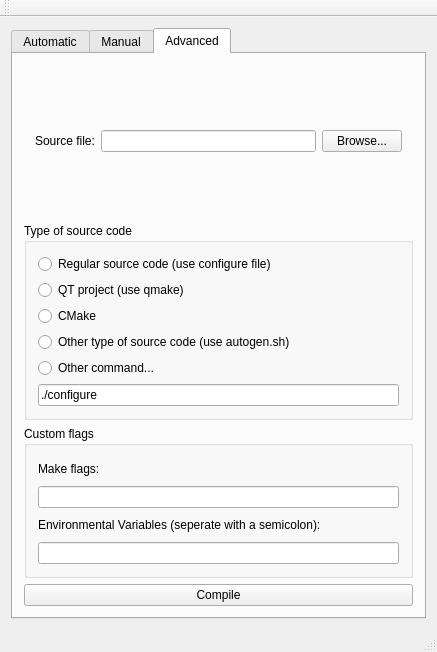
The window that mainwindow.ui (Odd0002/SourceInstaller) describes before a commit, drawn with Qt 5.
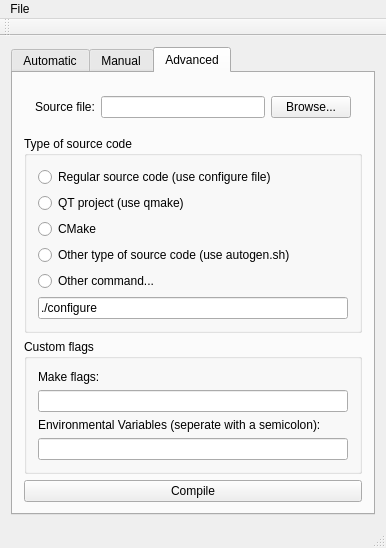
The same window after the commit. The open tabs and pages were chosen to show the change.

```diff
--- a/mainwindow.ui
+++ b/mainwindow.ui
@@ -6,8 +6,8 @@
    <rect>
     <x>0</x>
     <y>0</y>
-    <width>437</width>
-    <height>652</height>
+    <width>386</width>
+    <height>541</height>
    </rect>
   </property>
   <property name="windowTitle">
@@ -318,10 +318,17 @@
     <rect>
      <x>0</x>
      <y>0</y>
-     <width>437</width>
+     <width>386</width>
      <height>24</height>
     </rect>
    </property>
+   <widget class="QMenu" name="menuFile">
+    <property name="title">
+     <string>File</string>
+    </property>
+    <addaction name="actionQuit"/>
+   </widget>
+   <addaction name="menuFile"/>
   </widget>
   <widget class="QToolBar" name="mainToolBar">
    <attribute name="toolBarArea">
```
Left out of the diff: 7 changed lines with no effect on the pictures.
